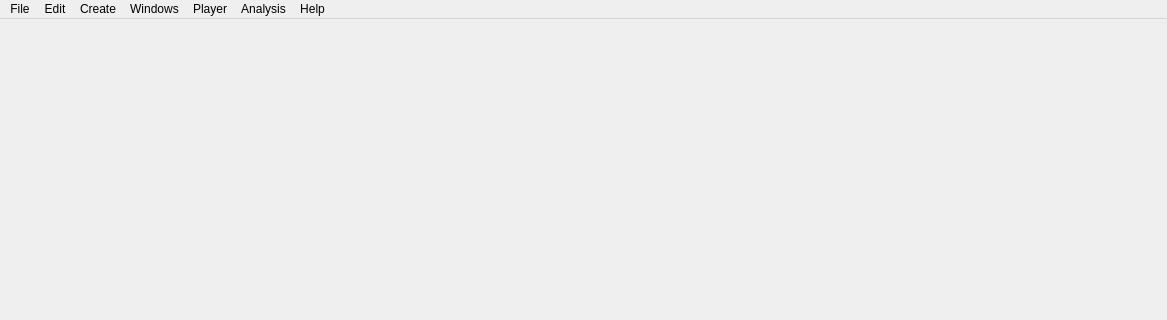
Before: the Qt Designer form qt_ui/MainWindow.ui in FilmColors/VIAN, drawn with Qt 5; both pictures show x 0 to 1167 and y 0 to 320 of the 1167 by 940 pixel window.
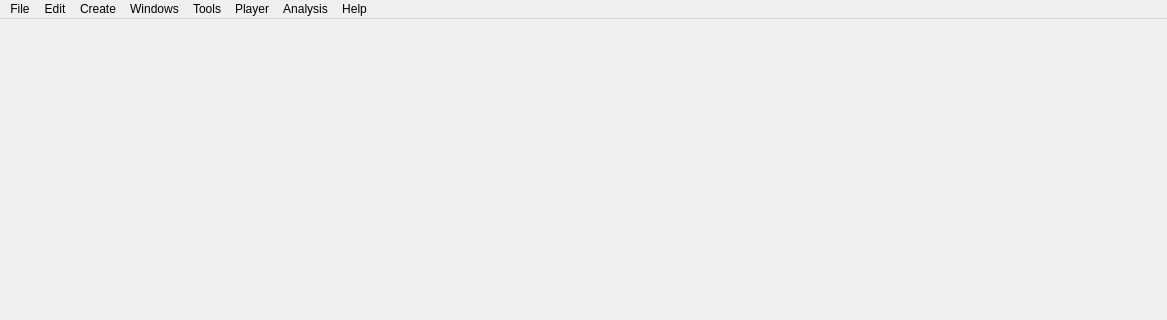
After: the same form once the commit is applied. Icons and pictures are not drawn.

What changed in the file:
```diff
--- a/qt_ui/MainWindow.ui
+++ b/qt_ui/MainWindow.ui
@@ -32,7 +32,7 @@
      <x>0</x>
      <y>0</y>
      <width>1167</width>
-     <height>26</height>
+     <height>21</height>
     </rect>
    </property>
    <widget class="QMenu" name="menuFile">
@@ -190,10 +190,17 @@
     <addaction name="actionFrame_Backward"/>
     <addaction name="menuFrame_Rate"/>
    </widget>
+   <widget class="QMenu" name="menuTools">
+    <property name="title">
+     <string>Tools</string>
+    </property>
+    <addaction name="actionAuto_Segmentation"/>
+   </widget>
    <addaction name="menuFile"/>
    <addaction name="menuEdit"/>
    <addaction name="menuCreate"/>
    <addaction name="menuWindows"/>
+   <addaction name="menuTools"/>
    <addaction name="menuPlayer"/>
    <addaction name="menuAnalysis"/>
    <addaction name="menuHelp"/>
```
Left out of the diff: 5 changed lines with no effect on the pictures.
